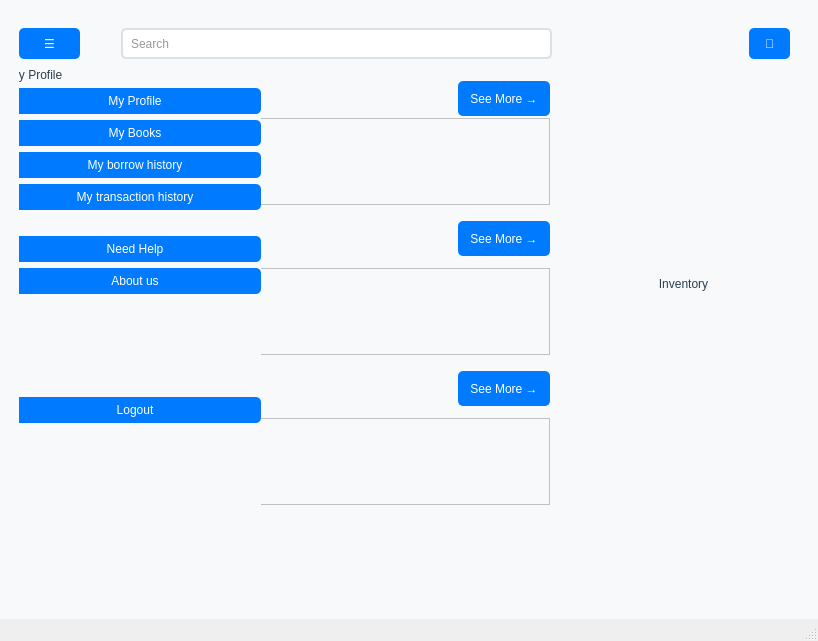
The window that mainwindow.ui (PocketLib-Devs/PocketLib) describes before a commit, drawn with Qt 5.
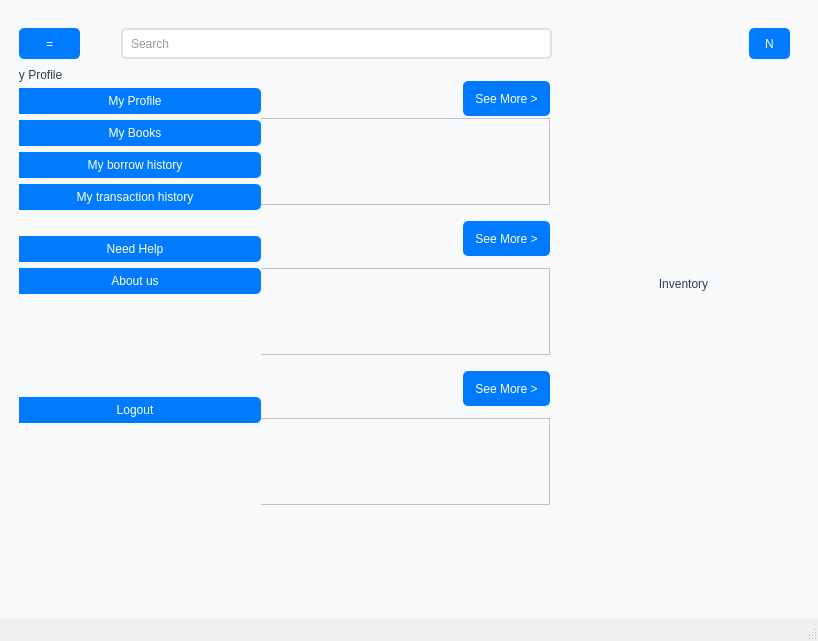
The same window after the commit.

Patch:
```diff
--- a/mainwindow.ui
+++ b/mainwindow.ui
@@ -278,7 +278,7 @@
               </rect>
              </property>
              <property name="text">
-              <string>☰</string>
+              <string>=</string>
              </property>
             </widget>
             <widget class="QWidget" name="horizontalLayoutWidget_5">
@@ -320,7 +320,7 @@
                  </size>
                 </property>
                 <property name="text">
-                 <string>See More →</string>
+                 <string>See More &gt;</string>
                 </property>
                </widget>
               </item>
@@ -365,7 +365,7 @@
                  </size>
                 </property>
                 <property name="text">
-                 <string>See More →</string>
+                 <string>See More &gt;</string>
                 </property>
                </widget>
               </item>
@@ -410,7 +410,7 @@
                  </size>
                 </property>
                 <property name="text">
-                 <string>See More →</string>
+                 <string>See More &gt;</string>
                 </property>
                </widget>
               </item>
@@ -684,7 +684,7 @@
              </rect>
             </property>
             <property name="text">
-             <string>🔔</string>
+             <string>N</string>
             </property>
            </widget>
           </widget>
```
